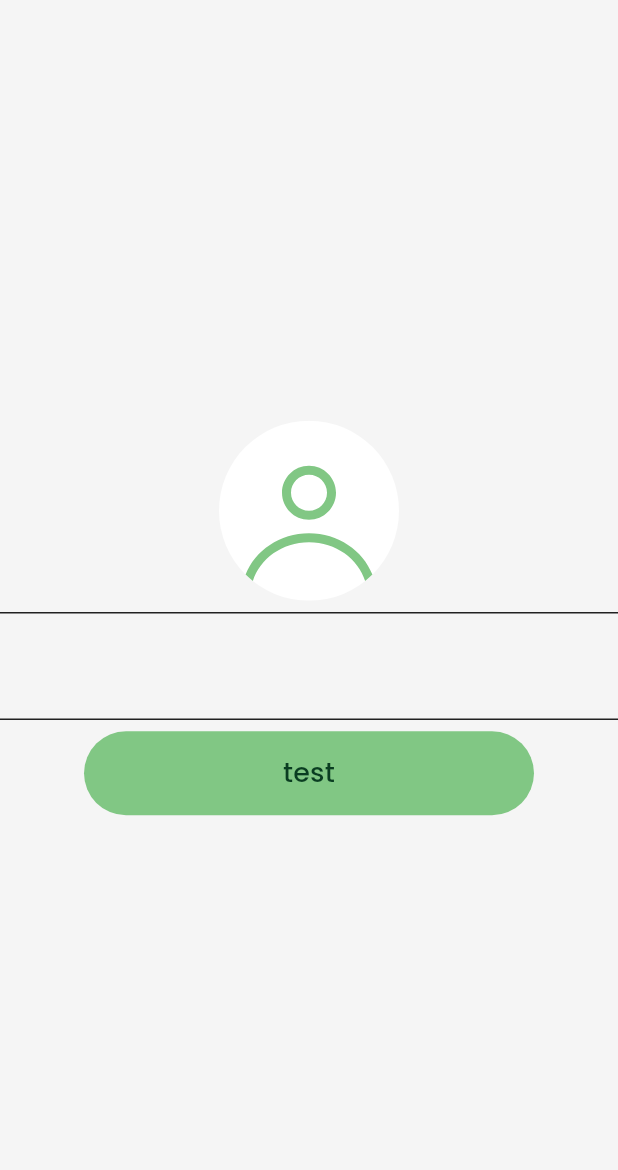
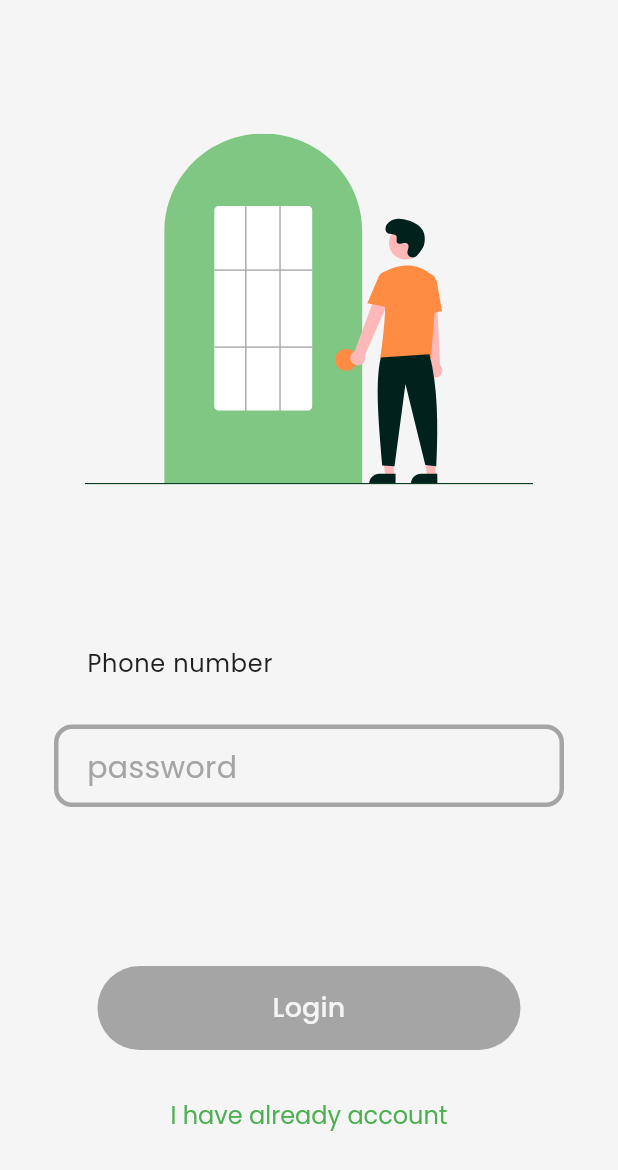
Before and after one commit to AbdulrahmanAlkhawwam/Prog_Lang-pro, a Flutter app: the screen it shows after launch, on a phone screen of 412 x 824 dp. Shown: the top 1170 px of the screen. Run offline on Flutter 3.47's test engine with Material 3 defaults, Android fonts, the phone set to English and light mode, and no system bars; our stand-ins replace easy_localization, equatable, flutter_svg, get_it, google_fonts, shared_preferences and 2 more; accounts and stored records are empty.

Commit message:
CREATE LOGIN SCREEN

```diff
--- a/lib/src/app.dart
+++ b/lib/src/app.dart
@@ -1,4 +1,5 @@
 import 'package:flutter/material.dart';
+import 'package:program_language_project/src/features/screens/loginscreen.dart';
 
 import '../src/core/constants/theme.dart';
 import '../src/features/test_screen.dart';
@@ -11,7 +12,7 @@ class App extends StatelessWidget {
     return MaterialApp(
       theme: AppTheme.lightTheme,
       darkTheme: AppTheme.darkTheme,
-      home: TestScreen(),
+      home: Loginscreen(),
     );
   }
 }
--- /dev/null
+++ b/lib/src/features/screens/loginscreen.dart
@@ -0,0 +1,52 @@
+import 'package:flutter/material.dart';
+import 'package:flutter_svg/flutter_svg.dart';
+import 'package:flutter_svg/svg.dart';
+import 'package:path/path.dart';
+import 'package:program_language_project/src/core/components/buttons/App_button.dart';
+import 'package:program_language_project/src/core/components/inters/app_input.dart';
+import 'package:program_language_project/src/core/constants/res.dart';
+
+class Loginscreen extends StatelessWidget {
+  const Loginscreen({super.key});
+
+  @override
+  Widget build(BuildContext context) {
+    return Scaffold(
+      body: Column(
+        children: [
+          Expanded(child: SvgPicture.asset(Res.login)),
+          Expanded(
+              child: Column(
+            children: [
+              Padding(
+                padding: const EdgeInsets.symmetric(horizontal: 36),
+                child: AppInput(
+                  isEnabled: true,
+                  hint: 'Phone number',
+                ),
+              ),
+              SizedBox(height: 16),
+              Padding(
+                padding: const EdgeInsets.symmetric(horizontal: 36),
+                child: AppInput(
+                  isEnabled: false,
+                  hint: 'password',
+                ),
+              ),
+              SizedBox(height: 106),
+              Padding(
+                padding: const EdgeInsets.symmetric(horizontal: 65),
+                child: AppButton(isLoading: false, text: 'Login'),
+              ),
+              SizedBox(
+                height: 16,
+              ),
+              TextButton(
+                  onPressed: () {}, child: Text('I have already account')),
+            ],
+          ))
+        ],
+      ),
+    );
+  }
+}
```
